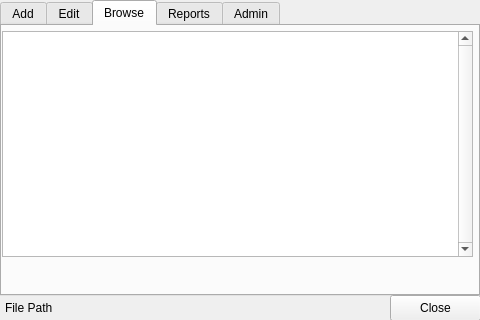
This is src/psylab/subject_manager/subject_manager_ui.ui in cbrown1/psylab as Qt 5 draws it before an edit. The edited form follows.
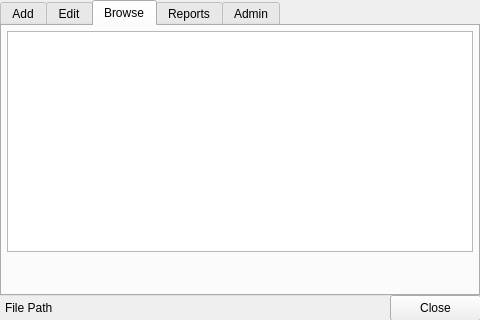
This is the edited form. The open tabs and pages were chosen to show the change.

Commit message: Bugfix for windows platform

```diff
--- a/src/psylab/subject_manager/subject_manager_ui.ui
+++ b/src/psylab/subject_manager/subject_manager_ui.ui
@@ -543,18 +543,15 @@
     <attribute name="title">
      <string>Browse</string>
     </attribute>
-    <widget class="QColumnView" name="columnView">
+    <widget class="QTableView" name="tableView">
      <property name="geometry">
       <rect>
-       <x>0</x>
+       <x>5</x>
        <y>5</y>
-       <width>471</width>
-       <height>226</height>
+       <width>466</width>
+       <height>221</height>
       </rect>
      </property>
-     <property name="verticalScrollBarPolicy">
-      <enum>Qt::ScrollBarAlwaysOn</enum>
-     </property>
     </widget>
    </widget>
    <widget class="QWidget" name="tab_4">
```
Left out of the diff: 7 changed lines with no effect on the pictures. The commit also changes 1 other file.
